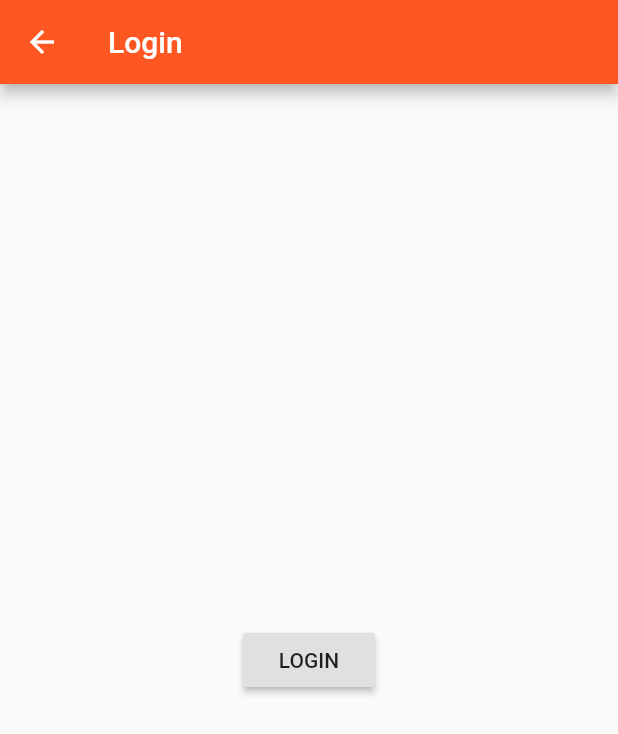
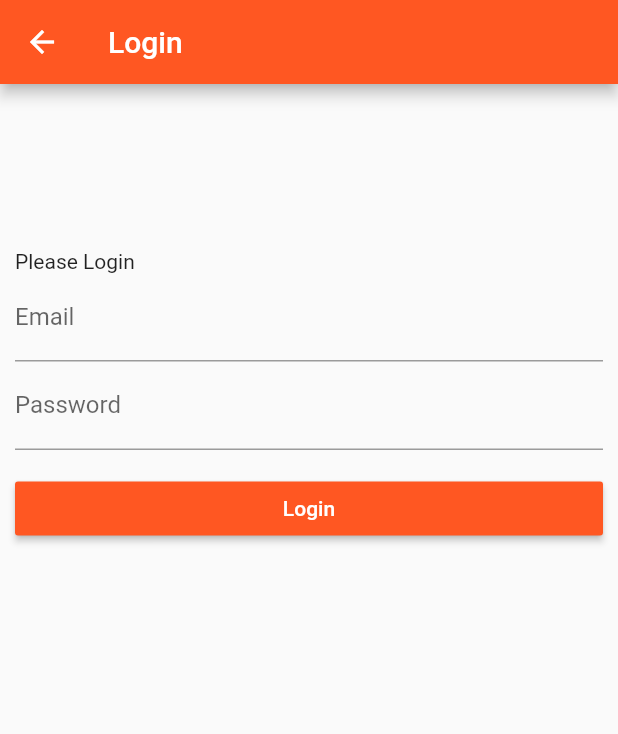
Before and after one commit to prishanf/flutter_course, a Flutter app: the AuthPage screen opened directly, on a phone screen of 412 x 824 dp. Shown: the top 734 px of the screen. Run offline on Flutter 3.47's test engine with Material 2 defaults, Android fonts, the phone set to English and light mode, and no system bars.

Commit message:
93 Implement the Auth Page

```diff
--- a/lib/main.dart
+++ b/lib/main.dart
@@ -44,9 +44,11 @@ class _MyAppState extends State<MyApp> {
           brightness: Brightness.light,
           primarySwatch: Colors.deepOrange,
           accentColor: Colors.deepPurple),
-      // home: AuthPage(),
+      //home: AuthPage(),
       routes: {
         '/': (BuildContext context) =>
+            AuthPage(),
+        '/products': (BuildContext context) =>
             ProductsPage(_products),
         '/admin': (BuildContext context) => ProductsAdminPage(_addProduct, _deleteProduct),
       },
--- a/lib/pages/auth.dart
+++ b/lib/pages/auth.dart
@@ -1,20 +1,66 @@
 import 'package:flutter/material.dart';
 
-import './products.dart';
+class AuthPage extends StatefulWidget {
+  @override
+  State<StatefulWidget> createState() {
+    return _AuthPageState();
+  }
+}
 
-class AuthPage extends StatelessWidget {
+class _AuthPageState extends State<AuthPage> {
+  String _emailValue;
+  String _passwordValue;
+
   @override
   Widget build(BuildContext context) {
     return Scaffold(
       appBar: AppBar(
         title: Text('Login'),
       ),
-      body: Center(
-        child: RaisedButton(
-          child: Text('LOGIN'),
-          onPressed: () {
-            Navigator.pushReplacementNamed(context, '/');
-          },
+      body: Container(
+        margin: EdgeInsets.all(10.0),
+        child: ListView(
+          children: <Widget>[
+            SizedBox(
+              height: 100.0,
+            ),
+            Text('Please Login'),
+            TextField(
+              decoration: InputDecoration(
+                labelText: 'Email',
+              ),
+              keyboardType: TextInputType.emailAddress,
+              onChanged: (String value) {
+                setState(() {
+                  _emailValue = value;
+                });
+              },
+            ),
+            TextField(
+              obscureText: true,
+              decoration: InputDecoration(
+                labelText: 'Password',
+              ),
+              onChanged: (String value) {
+                setState(() {
+                  _passwordValue = value;
+                });
+              },
+            ),
+            SizedBox(
+              height: 15.0,
+            ),
+            RaisedButton(
+              child: Text('Login'),
+              color: Theme.of(context).primaryColor,
+              textColor: Colors.white,
+              onPressed: () {
+                print(_emailValue);
+                print(_passwordValue);
+                Navigator.pushReplacementNamed(context, '/products');
+              },
+            ),
+          ],
         ),
       ),
     );
```
Also changed, not shown: lib/pages/product_create.dart (+10 -10 lines).
